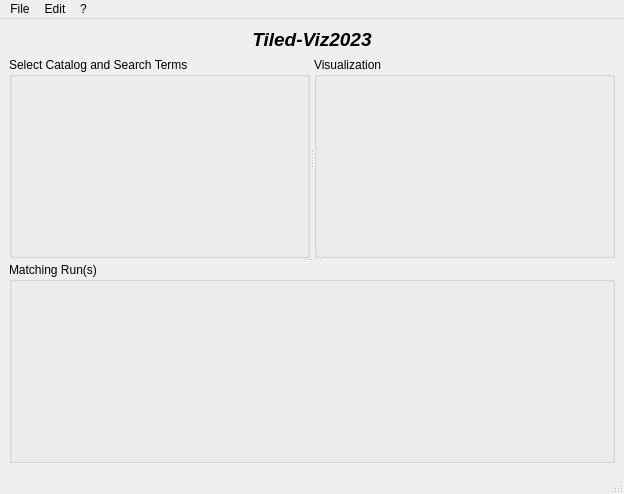
Above: gemviz/resources/mainwindow.ui from BCDA-APS/gemviz before the change. Below: the same form after it.
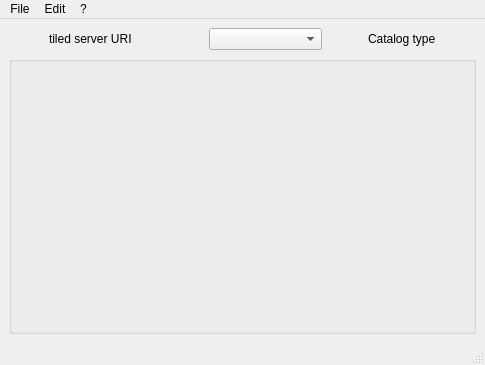
That is the form after the change.

Commit message: MNT #50 redesign mainwindow

```diff
--- a/gemviz/resources/mainwindow.ui
+++ b/gemviz/resources/mainwindow.ui
@@ -6,61 +6,108 @@
    <rect>
     <x>0</x>
     <y>0</y>
-    <width>624</width>
-    <height>494</height>
+    <width>485</width>
+    <height>365</height>
    </rect>
   </property>
   <property name="windowTitle">
    <string>MainWindow</string>
   </property>
   <widget class="QWidget" name="centralwidget">
-   <layout class="QVBoxLayout" name="verticalLayout">
+   <layout class="QVBoxLayout" name="verticalLayout" stretch="0,1">
     <item>
-     <widget class="QLabel" name="title">
-      <property name="font">
-       <font>
-        <pointsize>14</pointsize>
-        <weight>75</weight>
-        <italic>true</italic>
-        <bold>true</bold>
-       </font>
-      </property>
-      <property name="text">
-       <string>Tiled-Viz2023</string>
-      </property>
-      <property name="alignment">
-       <set>Qt::AlignCenter</set>
-      </property>
-     </widget>
+     <layout class="QHBoxLayout" name="horizontalLayout" stretch="0,1,0,1,0,0,0">
+      <item>
+       <spacer name="horizontalSpacer_2">
+        <property name="orientation">
+         <enum>Qt::Horizontal</enum>
+        </property>
+        <property name="sizeHint" stdset="0">
+         <size>
+          <width>40</width>
+          <height>20</height>
+         </size>
+        </property>
+       </spacer>
+      </item>
+      <item>
+       <widget class="QLabel" name="server_uri">
+        <property name="toolTip">
+         <string>URL of the selected tiled server.</string>
+        </property>
+        <property name="text">
+         <string>tiled server URI</string>
+        </property>
+       </widget>
+      </item>
+      <item>
+       <spacer name="horizontalSpacer_3">
+        <property name="orientation">
+         <enum>Qt::Horizontal</enum>
+        </property>
+        <property name="sizeHint" stdset="0">
+         <size>
+          <width>40</width>
+          <height>20</height>
+         </size>
+        </property>
+       </spacer>
+      </item>
+      <item>
+       <widget class="QComboBox" name="catalogs">
+        <property name="toolTip">
+         <string>Choose a catalog from this tiled server.</string>
+        </property>
+       </widget>
+      </item>
+      <item>
+       <spacer name="horizontalSpacer_4">
+        <property name="orientation">
+         <enum>Qt::Horizontal</enum>
+        </property>
+        <property name="sizeHint" stdset="0">
+         <size>
+          <width>40</width>
+          <height>20</height>
+         </size>
+        </property>
+       </spacer>
+      </item>
+      <item>
+       <widget class="QLabel" name="spec_name">
+        <property name="toolTip">
+         <string>Selected catalog's type.</string>
+        </property>
+        <property name="text">
+         <string>Catalog type</string>
+        </property>
+       </widget>
+      </item>
+      <item>
+       <spacer name="horizontalSpacer">
+        <property name="orientation">
+         <enum>Qt::Horizontal</enum>
+        </property>
+        <property name="sizeHint" stdset="0">
+         <size>
+          <width>40</width>
+          <height>20</height>
+         </size>
+        </property>
+       </spacer>
+      </item>
+     </layout>
     </item>
     <item>
-     <widget class="QSplitter" name="vsplitter">
-      <property name="orientation">
-       <enum>Qt::Vertical</enum>
+     <widget class="QGroupBox" name="groupBox">
+      <property name="title">
+       <string/>
       </property>
-      <widget class="QSplitter" name="hsplitter">
-       <property name="orientation">
-        <enum>Qt::Horizontal</enum>
-       </property>
-       <widget class="QGroupBox" name="filter_groupbox">
-        <property name="title">
-         <string>Select Catalog and Search Terms</string>
-        </property>
-        <layout class="QHBoxLayout" name="horizontalLayout"/>
-       </widget>
-       <widget class="QGroupBox" name="viz_groupbox">
-        <property name="title">
-         <string>Visualization</string>
-        </property>
-        <layout class="QHBoxLayout" name="horizontalLayout_3"/>
-       </widget>
-      </widget>
-      <widget class="QGroupBox" name="runs_groupbox">
-       <property name="title">
-        <string>Matching Run(s)</string>
-       </property>
-       <layout class="QHBoxLayout" name="horizontalLayout_2"/>
-      </widget>
+      <layout class="QHBoxLayout" name="horizontalLayout_2">
+       <item>
+        <widget class="QWidget" name="widget" native="true"/>
+       </item>
+      </layout>
      </widget>
     </item>
    </layout>
@@ -70,8 +117,8 @@
     <rect>
      <x>0</x>
      <y>0</y>
-     <width>624</width>
-     <height>22</height>
+     <width>485</width>
+     <height>20</height>
     </rect>
    </property>
    <widget class="QMenu" name="menuFile">
```
The commit also changes 1 other file.
